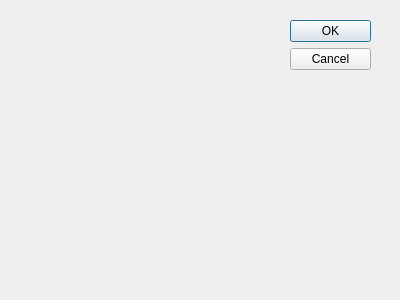
Old version of the form send_file_dialog.ui in the repository MDX-Tom/chat-client.
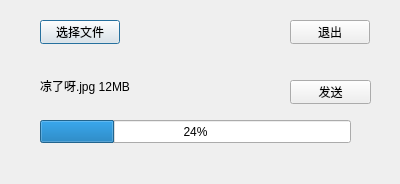
New version of the form.

Commit message: 新增：UDP超时重传；文件分片；仍在迁移中

What changed in the file:
```diff
--- a/send_file_dialog.ui
+++ b/send_file_dialog.ui
@@ -1,34 +1,81 @@
-<ui version="4.0" >
- <author></author>
- <comment></comment>
- <exportmacro></exportmacro>
- <class>Dialog</class>
- <widget class="QDialog" name="Dialog" >
-  <property name="geometry" >
+<?xml version="1.0" encoding="UTF-8"?>
+<ui version="4.0">
+ <class>SendFileDialog</class>
+ <widget class="QDialog" name="SendFileDialog">
+  <property name="geometry">
    <rect>
     <x>0</x>
     <y>0</y>
     <width>400</width>
-    <height>300</height>
+    <height>184</height>
    </rect>
   </property>
   <property name="windowTitle" >
    <string>Dialog</string>
   </property>
-  <widget class="QDialogButtonBox" name="buttonBox" >
-   <property name="geometry" >
+  <widget class="QProgressBar" name="progressBar">
+   <property name="geometry">
     <rect>
-     <x>290</x>
+     <x>40</x>
+     <y>120</y>
+     <width>311</width>
+     <height>23</height>
+    </rect>
+   </property>
+   <property name="value">
+    <number>24</number>
+   </property>
+  </widget>
+  <widget class="QLabel" name="label">
+   <property name="geometry">
+    <rect>
+     <x>40</x>
+     <y>70</y>
+     <width>311</width>
+     <height>31</height>
+    </rect>
+   </property>
+   <property name="text">
+    <string>凉了呀.jpg 12MB</string>
+   </property>
+  </widget>
+  <widget class="QPushButton" name="pushButton_Select">
+   <property name="geometry">
+    <rect>
+     <x>40</x>
      <y>20</y>
+     <width>80</width>
+     <height>24</height>
+    </rect>
+   </property>
+   <property name="text">
+    <string>选择文件</string>
+   </property>
+  </widget>
+  <widget class="QPushButton" name="pushButton_Send">
+   <property name="geometry">
+    <rect>
+     <x>290</x>
+     <y>80</y>
      <width>81</width>
-     <height>241</height>
+     <height>24</height>
     </rect>
    </property>
-   <property name="orientation" >
-    <enum>Qt::Vertical</enum>
+   <property name="text">
+    <string>发送</string>
    </property>
-   <property name="standardButtons" >
-    <set>QDialogButtonBox::Cancel|QDialogButtonBox::Ok</set>
+  </widget>
+  <widget class="QPushButton" name="pushButton">
+   <property name="geometry">
+    <rect>
+     <x>290</x>
+     <y>20</y>
+     <width>80</width>
+     <height>24</height>
+    </rect>
+   </property>
+   <property name="text">
+    <string>退出</string>
    </property>
   </widget>
  </widget>
```
Left out of the diff: 64 changed lines with no effect on the pictures. The commit also changes 8 other files.
